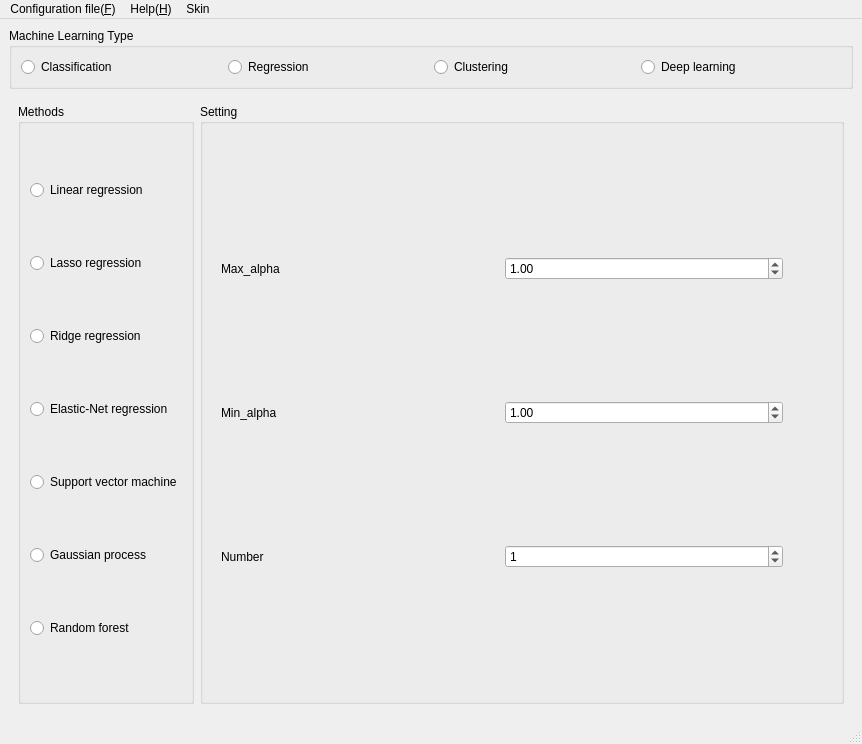
The window that eslearn/GUI/easylearn_machine_learning_gui.ui (easylearn-fmri/easylearn_dev) describes before a commit, drawn with Qt 5.
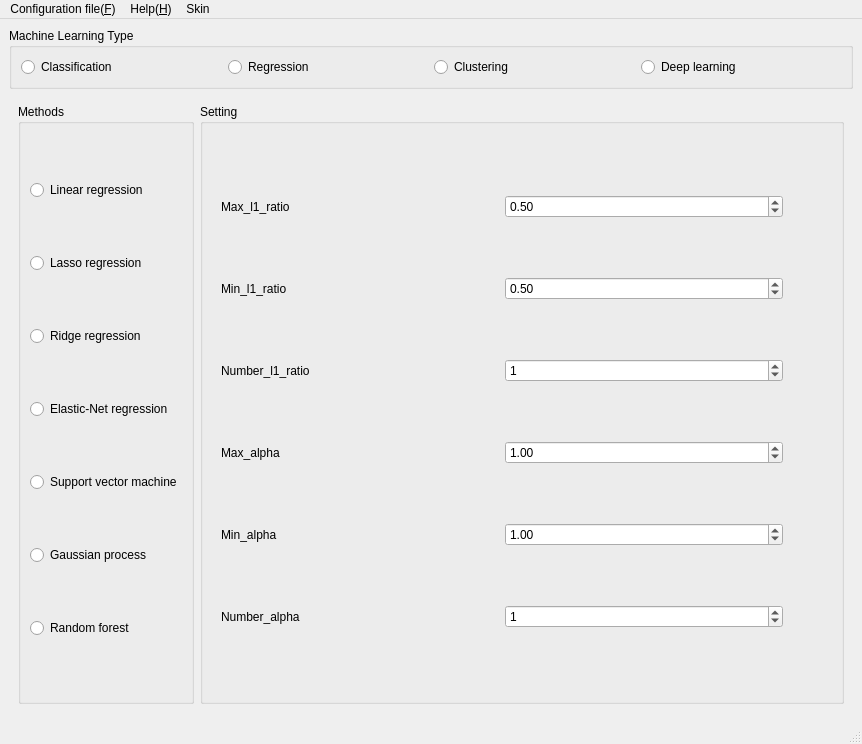
The same window after the commit.

Commit message: update gui:machine learning

Diff of the .ui file:
```diff
--- a/eslearn/GUI/easylearn_machine_learning_gui.ui
+++ b/eslearn/GUI/easylearn_machine_learning_gui.ui
@@ -571,7 +571,7 @@
            <item row="0" column="0">
             <widget class="QStackedWidget" name="stackedWidget_regression">
              <property name="currentIndex">
-              <number>2</number>
+              <number>3</number>
              </property>
              <widget class="QWidget" name="to_linearregression"/>
              <widget class="QWidget" name="to_lassoregression">
@@ -716,6 +716,113 @@
                </item>
               </layout>
              </widget>
+             <widget class="QWidget" name="to_elasticnet">
+              <layout class="QGridLayout" name="gridLayout_20">
+               <item row="2" column="1">
+                <widget class="QSpinBox" name="spinBox__regression_elasticnet_numl1ratio">
+                 <property name="value">
+                  <number>1</number>
+                 </property>
+                </widget>
+               </item>
+               <item row="3" column="1">
+                <widget class="QDoubleSpinBox" name="doubleSpinBox__regression_elasticnet_maxalpha">
+                 <property name="value">
+                  <double>1.000000000000000</double>
+                 </property>
+                </widget>
+               </item>
+               <item row="2" column="0">
+                <widget class="QLabel" name="label_18">
+                 <property name="text">
+                  <string>Number_l1_ratio</string>
+                 </property>
+                </widget>
+               </item>
+               <item row="0" column="1">
+                <widget class="QDoubleSpinBox" name="doubleSpinBox_regression_elasticnet_maxl1ratio">
+                 <property name="value">
+                  <double>0.500000000000000</double>
+                 </property>
+                </widget>
+               </item>
+               <item row="5" column="1">
+                <widget class="QSpinBox" name="spinBox__regression_elasticnet_numalpha">
+                 <property name="value">
+                  <number>1</number>
+                 </property>
+                </widget>
+               </item>
+               <item row="4" column="1">
+                <widget class="QDoubleSpinBox" name="doubleSpinBox__regression_elasticnet_minalpha">
+                 <property name="value">
+                  <double>1.000000000000000</double>
+                 </property>
+                </widget>
+               </item>
+               <item row="5" column="0">
+                <widget class="QLabel" name="label_30">
+                 <property name="text">
+                  <string>Number_alpha</string>
+                 </property>
+                </widget>
+               </item>
+               <item row="0" column="0">
+                <widget class="QLabel" name="label_16">
+                 <property name="text">
+                  <string>Max_l1_ratio</string>
+                 </property>
+                </widget>
+               </item>
+               <item row="4" column="0">
+                <widget class="QLabel" name="label_28">
+                 <property name="text">
+                  <string>Min_alpha</string>
+                 </property>
+                </widget>
+               </item>
+               <item row="1" column="1">
+                <widget class="QDoubleSpinBox" name="doubleSpinBox__regression_elasticnet_minr1ratio">
+                 <property name="value">
+                  <double>0.500000000000000</double>
+                 </property>
+                </widget>
+               </item>
+               <item row="1" column="0">
+                <widget class="QLabel" name="label_17">
+                 <property name="text">
+                  <string>Min_l1_ratio</string>
+                 </property>
+                </widget>
+               </item>
+               <item row="3" column="0">
+                <widget class="QLabel" name="label_25">
+                 <property name="text">
+                  <string>Max_alpha</string>
+                 </property>
+                </widget>
+               </item>
+               <item row="0" column="2">
+                <spacer name="horizontalSpacer_5">
+                 <property name="orientation">
+                  <enum>Qt::Horizontal</enum>
+                 </property>
+                 <property name="sizeType">
+                  <enum>QSizePolicy::Fixed</enum>
+                 </property>
+                 <property name="sizeHint" stdset="0">
+                  <size>
+                   <width>40</width>
+                   <height>20</height>
+                  </size>
+                 </property>
+                </spacer>
+               </item>
+              </layout>
+             </widget>
+             <widget class="QWidget" name="to_svm_regression"/>
+             <widget class="QWidget" name="to_gaussianprocess"/>
+             <widget class="QWidget" name="to_randomforest_regression"/>
             </widget>
            </item>
           </layout>
```
The commit also changes 10 other files.
